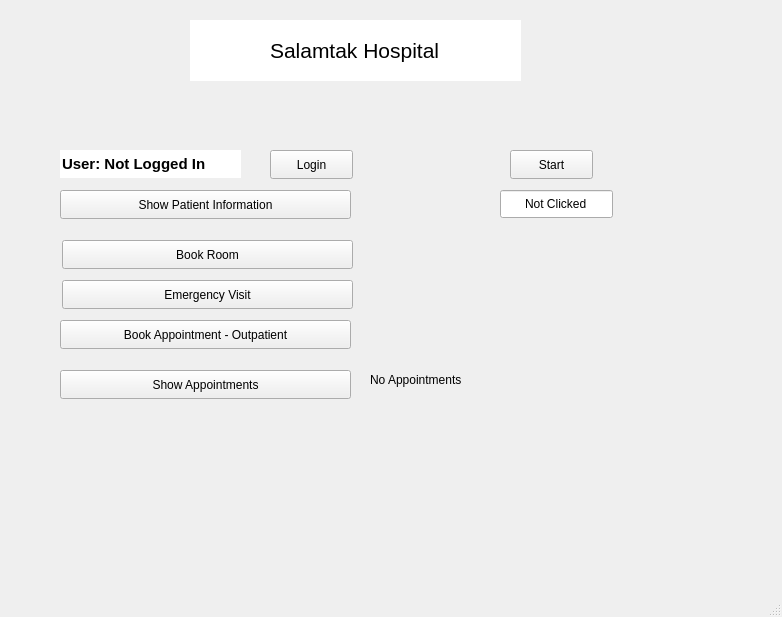
Before: the Qt Designer form mainwindow.ui in KirolousFouty/Hospital_Project, drawn with Qt 5.
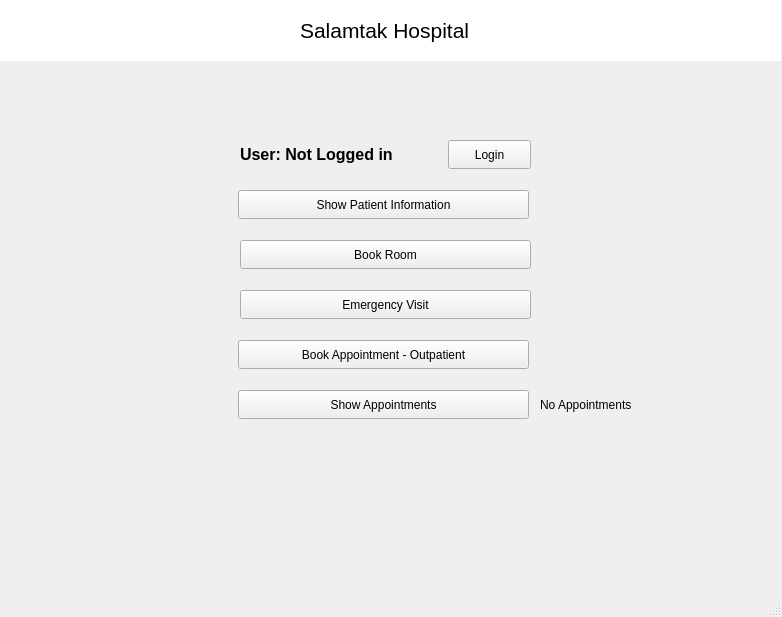
After: the same form once the commit is applied.

Commit message: - Fixed all errors - Added a data structure for time slots - Integrated DateAndTime with Doctor class and BookAppointmentWindow - Overloaded a few operators - Added and implemented some functions

What changed in the file:
```diff
--- a/mainwindow.ui
+++ b/mainwindow.ui
@@ -14,71 +14,11 @@
    <string>MainWindow</string>
   </property>
   <widget class="QWidget" name="centralwidget">
-   <widget class="QPushButton" name="startButton">
-    <property name="geometry">
-     <rect>
-      <x>510</x>
-      <y>150</y>
-      <width>83</width>
-      <height>29</height>
-     </rect>
-    </property>
-    <property name="text">
-     <string>Start</string>
-    </property>
-   </widget>
-   <widget class="QLineEdit" name="displayResult">
-    <property name="geometry">
-     <rect>
-      <x>500</x>
-      <y>190</y>
-      <width>113</width>
-      <height>28</height>
-     </rect>
-    </property>
-    <property name="text">
-     <string>Not Clicked</string>
-    </property>
-    <property name="alignment">
-     <set>Qt::AlignCenter</set>
-    </property>
-    <property name="dragEnabled">
-     <bool>false</bool>
-    </property>
-    <property name="readOnly">
-     <bool>true</bool>
-    </property>
-   </widget>
-   <widget class="QLineEdit" name="userLoginTitle">
-    <property name="geometry">
-     <rect>
-      <x>60</x>
-      <y>150</y>
-      <width>181</width>
-      <height>28</height>
-     </rect>
-    </property>
-    <property name="font">
-     <font>
-      <pointsize>11</pointsize>
-      <bold>true</bold>
-     </font>
-    </property>
-    <property name="text">
-     <string>User: Not Logged In</string>
-    </property>
-    <property name="frame">
-     <bool>false</bool>
-    </property>
-    <property name="readOnly">
-     <bool>true</bool>
-    </property>
-   </widget>
    <widget class="QPushButton" name="loginButton">
     <property name="geometry">
      <rect>
-      <x>270</x>
-      <y>150</y>
+      <x>448</x>
+      <y>140</y>
       <width>83</width>
       <height>29</height>
      </rect>
@@ -90,7 +30,7 @@
    <widget class="QPushButton" name="showPatientInformationButton">
     <property name="geometry">
      <rect>
-      <x>60</x>
+      <x>238</x>
       <y>190</y>
       <width>291</width>
       <height>29</height>
@@ -103,9 +43,9 @@
    <widget class="QLineEdit" name="salamtakHospitalTitle">
     <property name="geometry">
      <rect>
-      <x>190</x>
-      <y>20</y>
-      <width>331</width>
+      <x>-10</x>
+      <y>0</y>
+      <width>791</width>
       <height>61</height>
      </rect>
     </property>
@@ -131,8 +71,8 @@
    <widget class="QPushButton" name="bookAppointmentButton">
     <property name="geometry">
      <rect>
-      <x>60</x>
-      <y>320</y>
+      <x>238</x>
+      <y>340</y>
       <width>291</width>
       <height>29</height>
      </rect>
@@ -144,8 +84,8 @@
    <widget class="QPushButton" name="showAppointmentsButton">
     <property name="geometry">
      <rect>
-      <x>60</x>
-      <y>370</y>
+      <x>238</x>
+      <y>390</y>
       <width>291</width>
       <height>29</height>
      </rect>
@@ -157,10 +97,10 @@
    <widget class="QLabel" name="appointmentsTitle">
     <property name="geometry">
      <rect>
-      <x>370</x>
-      <y>370</y>
+      <x>540</x>
+      <y>390</y>
       <width>161</width>
-      <height>20</height>
+      <height>30</height>
      </rect>
     </property>
     <property name="text">
@@ -170,8 +110,8 @@
    <widget class="QPushButton" name="emergencyVisitButton">
     <property name="geometry">
      <rect>
-      <x>62</x>
-      <y>280</y>
+      <x>240</x>
+      <y>290</y>
       <width>291</width>
       <height>29</height>
      </rect>
@@ -183,7 +123,7 @@
    <widget class="QPushButton" name="bookRoomButton">
     <property name="geometry">
      <rect>
-      <x>62</x>
+      <x>240</x>
       <y>240</y>
       <width>291</width>
       <height>29</height>
@@ -193,6 +133,25 @@
      <string>Book Room</string>
     </property>
    </widget>
+   <widget class="QLabel" name="userLoginTitle">
+    <property name="geometry">
+     <rect>
+      <x>240</x>
+      <y>134</y>
+      <width>191</width>
+      <height>41</height>
+     </rect>
+    </property>
+    <property name="font">
+     <font>
+      <pointsize>12</pointsize>
+      <bold>true</bold>
+     </font>
+    </property>
+    <property name="text">
+     <string>User: Not Logged in</string>
+    </property>
+   </widget>
   </widget>
   <widget class="QMenuBar" name="menubar">
    <property name="geometry">
```
Left out of the diff: 2 changed lines with no effect on the pictures. The commit also changes 26 other files.
